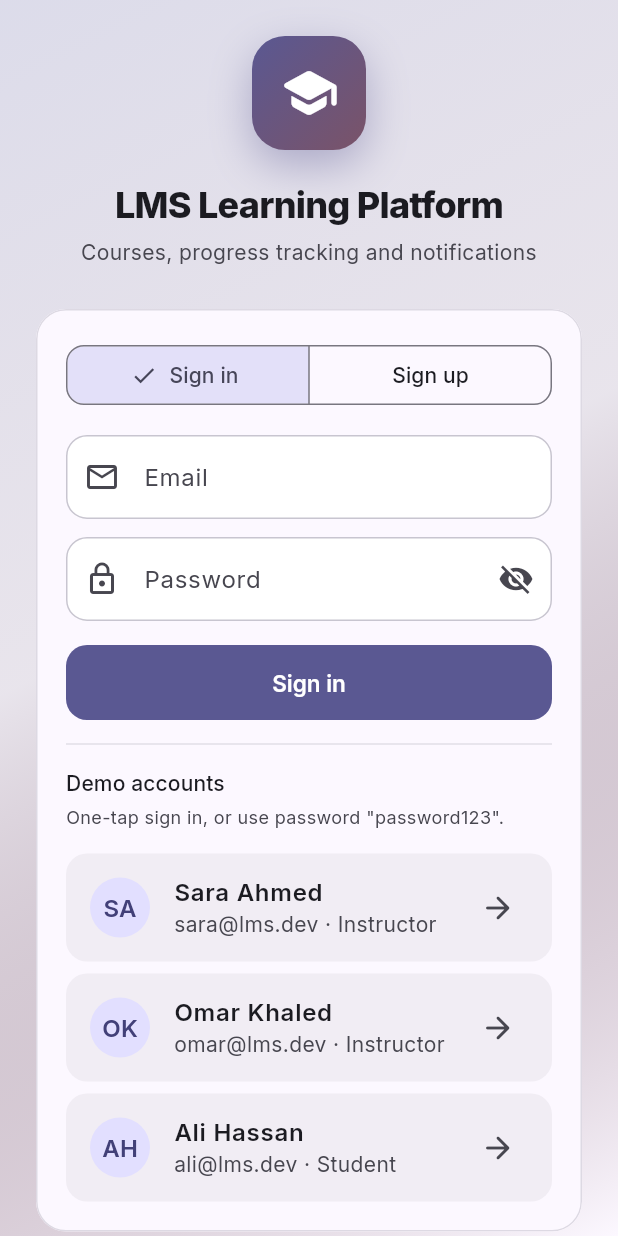
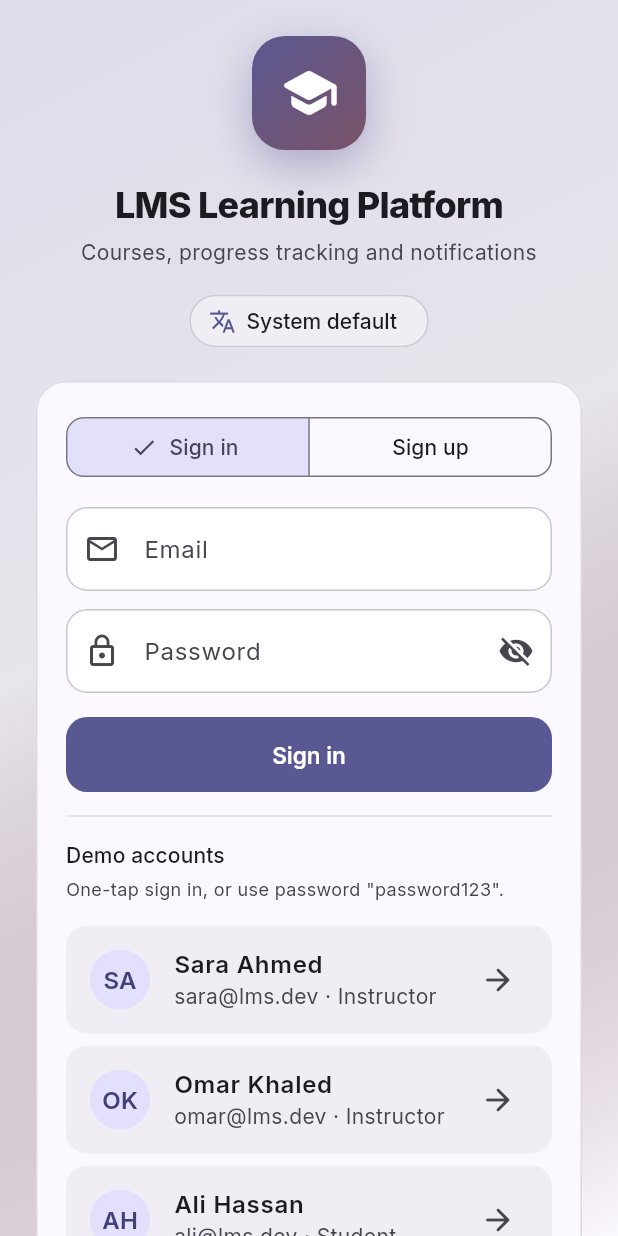
Before and after one commit to ahmdmero2022/LmsApp, a Flutter app: the screen it shows after launch, on a phone screen of 412 x 824 dp. Run offline on Flutter 3.47's test engine with Material 3 defaults, Android fonts, the phone set to English and light mode, and no system bars; our stand-ins replace google_fonts, sembast, sembast_web, web; missing offline and left inert: dart:js_interop, dart:ui_web; accounts and stored records are empty.

Commit message:
Add multi-language (English/Arabic) support with RTL layout
Co-Authored-By: ahmed mohsen <ahmdmero2022@gmail.com>

```diff
--- a/lib/data/database.dart
+++ b/lib/data/database.dart
@@ -27,6 +27,8 @@ class AppDatabase {
       stringMapStoreFactory.store('discussions');
   final StoreRef<String, Map<String, Object?>> notes =
       stringMapStoreFactory.store('notes');
+  final StoreRef<String, Map<String, Object?>> settings =
+      stringMapStoreFactory.store('settings');
 
   Future<Database> get database async {
     return _db ??= await databaseFactoryWeb.openDatabase(_dbName);
--- a/lib/data/repositories.dart
+++ b/lib/data/repositories.dart
@@ -203,3 +203,28 @@ class ActivityRepository {
     await _db.activity.record(day.id).put(db, day.toMap());
   }
 }
+
+/// Persists small app-wide preferences (e.g. selected language) as a single
+/// key/value record.
+class SettingsRepository {
+  static const String _key = 'app';
+
+  final AppDatabase _db;
+  SettingsRepository(this._db);
+
+  Future<String?> getString(String field) async {
+    final db = await _db.database;
+    final record = await _db.settings.record(_key).get(db);
+    final value = record?[field];
+    return value is String ? value : null;
+  }
+
+  Future<void> setString(String field, String? value) async {
+    final db = await _db.database;
+    if (value == null) {
+      await _db.settings.record(_key).update(db, {field: FieldValue.delete});
+    } else {
+      await _db.settings.record(_key).put(db, {field: value}, merge: true);
+    }
+  }
+}
--- /dev/null
+++ b/lib/l10n/app_localizations.dart
@@ -0,0 +1,179 @@
+import 'package:flutter/material.dart';
+
+/// Lightweight, code-based localization for the app. Strings are looked up by
+/// key from per-locale maps; missing keys fall back to English, then to the key
+/// itself, so the UI never renders blank.
+class AppLocalizations {
+  final Locale locale;
+
+  const AppLocalizations(this.locale);
+
+  static const List<Locale> supportedLocales = [
+    Locale('en'),
+    Locale('ar'),
+  ];
+
+  static const LocalizationsDelegate<AppLocalizations> delegate =
+      _AppLocalizationsDelegate();
+
+  static AppLocalizations of(BuildContext context) =>
+      Localizations.of<AppLocalizations>(context, AppLocalizations) ??
+      const AppLocalizations(Locale('en'));
+
+  /// Human-readable name for a supported [languageCode], in its own script.
+  static String languageName(String languageCode) {
+    switch (languageCode) {
+      case 'ar':
+        return 'العربية';
+      case 'en':
+      default:
+        return 'English';
+    }
+  }
+
+  String t(String key) {
+    final byLocale = _localized[locale.languageCode] ?? _localized['en']!;
+    return byLocale[key] ?? _localized['en']![key] ?? key;
+  }
+
+  // Navigation
+  String get navCatalog => t('navCatalog');
+  String get navTeaching => t('navTeaching');
+  String get navMyLearning => t('navMyLearning');
+  String get navNotifications => t('navNotifications');
+  String get navProfile => t('navProfile');
+
+  // App / login
+  String get appTitle => t('appTitle');
+  String get appTagline => t('appTagline');
+  String get signIn => t('signIn');
+  String get signUp => t('signUp');
+  String get email => t('email');
+  String get password => t('password');
+  String get name => t('name');
+  String get role => t('role');
+  String get student => t('student');
+  String get instructor => t('instructor');
+  String get demoAccounts => t('demoAccounts');
+
+  // Profile / settings
+  String get profile => t('profile');
+  String get coursesTaught => t('coursesTaught');
+  String get coursesEnrolled => t('coursesEnrolled');
+  String get unreadNotifications => t('unreadNotifications');
+  String get achievements => t('achievements');
+  String get changePassword => t('changePassword');
+  String get signOut => t('signOut');
+  String get language => t('language');
+  String get systemDefault => t('systemDefault');
+
+  // Catalog / notifications
+  String get catalog => t('catalog');
+  String get searchCourses => t('searchCourses');
+  String get allCategories => t('allCategories');
+  String get notifications => t('notifications');
+  String get noNotifications => t('noNotifications');
+
+  // Common
+  String get cancel => t('cancel');
+  String get save => t('save');
+
+  static const Map<String, Map<String, String>> _localized = {
+    'en': {
+      'navCatalog': 'Catalog',
+      'navTeaching': 'Teaching',
+      'navMyLearning': 'My Learning',
+      'navNotifications': 'Notifications',
+      'navProfile': 'Profile',
+      'appTitle': 'LMS Learning Platform',
+      'appTagline': 'Courses, progress tracking and notifications',
+      'signIn': 'Sign in',
+      'signUp': 'Sign up',
+      'email': 'Email',
+      'password': 'Password',
+      'name': 'Name',
+      'role': 'Role',
+      'student': 'Student',
+      'instructor': 'Instructor',
+      'fullName': 'Full name',
+      'confirmPassword': 'Confirm password',
+      'createAccount': 'Create account',
+      'demoAccounts': 'Demo accounts',
+      'oneTapHint': 'One-tap sign in, or use password',
+      'profile': 'Profile',
+      'coursesTaught': 'Courses taught',
+      'coursesEnrolled': 'Courses enrolled',
+      'unreadNotifications': 'Unread notifications',
+      'achievements': 'Achievements',
+      'changePassword': 'Change password',
+      'signOut': 'Sign out',
+      'language': 'Language',
+      'systemDefault': 'System default',
+      'catalog': 'Course Catalog',
+      'searchCourses': 'Search courses...',
+      'allCategories': 'All',
+      'noCoursesMatch': 'No courses match your search.',
+      'notifications': 'Notifications',
+      'noNotifications': 'No notifications yet',
+      'markAllRead': 'Mark all read',
+      'cancel': 'Cancel',
+      'save': 'Save',
+    },
+    'ar': {
+      'navCatalog': 'الدورات',
+      'navTeaching': 'التدريس',
+      'navMyLearning': 'تعلّمي',
+      'navNotifications': 'الإشعارات',
+      'navProfile': 'الملف الشخصي',
+      'appTitle': 'منصة التعلّم LMS',
+      'appTagline': 'الدورات وتتبّع التقدّم والإشعارات',
+      'signIn': 'تسجيل الدخول',
+      'signUp': 'إنشاء حساب',
+      'email': 'البريد الإلكتروني',
+      'password': 'كلمة المرور',
+      'name': 'الاسم',
+      'role': 'الدور',
+      'student': 'طالب',
+      'instructor': 'مدرّس',
+      'fullName': 'الاسم الكامل',
+      'confirmPassword': 'تأكيد كلمة المرور',
+      'createAccount': 'إنشاء حساب',
+      'demoAccounts': 'حسابات تجريبية',
+      'oneTapHint': 'تسجيل دخول بنقرة واحدة، أو استخدم كلمة المرور',
+      'profile': 'الملف الشخصي',
+      'coursesTaught': 'الدورات التي تُدرّسها',
+      'coursesEnrolled': 'الدورات المسجّلة',
+      'unreadNotifications': 'إشعارات غير مقروءة',
+      'achievements': 'الإنجازات',
+      'changePassword': 'تغيير كلمة المرور',
+      'signOut': 'تسجيل الخروج',
+      'language': 'اللغة',
+      'systemDefault': 'لغة النظام',
+      'catalog': 'دليل الدورات',
+      'searchCourses': 'ابحث عن الدورات...',
+      'allCategories': 'الكل',
+      'noCoursesMatch': 'لا توجد دورات مطابقة لبحثك.',
+      'notifications': 'الإشعارات',
+      'noNotifications': 'لا توجد إشعارات بعد',
+      'markAllRead': 'تعليم الكل كمقروء',
+      'cancel': 'إلغاء',
+      'save': 'حفظ',
+    },
+  };
+}
+
+class _AppLocalizationsDelegate
+    extends LocalizationsDelegate<AppLocalizations> {
+  const _AppLocalizationsDelegate();
+
+  @override
+  bool isSupported(Locale locale) => AppLocalizations.supportedLocales
+      .any((l) => l.languageCode == locale.languageCode);
+
+  @override
+  Future<AppLocalizations> load(Locale locale) async =>
+      AppLocalizations(locale);
+
+  @override
+  bool shouldReload(_AppLocalizationsDelegate old) => false;
+}
--- a/lib/main.dart
+++ b/lib/main.dart
@@ -1,6 +1,8 @@
 import 'package:flutter/material.dart';
+import 'package:flutter_localizations/flutter_localizations.dart';
 import 'package:provider/provider.dart';
 
+import 'l10n/app_localizations.dart';
 import 'screens/auth/login_screen.dart';
 import 'screens/home/root_shell.dart';
 import 'state/app_state.dart';
@@ -17,13 +19,23 @@ class LmsApp extends StatelessWidget {
   Widget build(BuildContext context) {
     return ChangeNotifierProvider(
       create: (_) => AppState()..init(),
-      child: MaterialApp(
+      child: Consumer<AppState>(
+        builder: (context, state, _) => MaterialApp(
           title: 'LMS',
           debugShowCheckedModeBanner: false,
           theme: buildAppTheme(),
           darkTheme: buildDarkTheme(),
           themeMode: ThemeMode.system,
+          locale: state.locale,
+          supportedLocales: AppLocalizations.supportedLocales,
+          localizationsDelegates: const [
+            AppLocalizations.delegate,
+            GlobalMaterialLocalizations.delegate,
+            GlobalWidgetsLocalizations.delegate,
+            GlobalCupertinoLocalizations.delegate,
+          ],
           home: const _AppEntry(),
+        ),
       ),
     );
   }
--- a/lib/screens/auth/login_screen.dart
+++ b/lib/screens/auth/login_screen.dart
@@ -2,6 +2,7 @@ import 'package:flutter/material.dart';
 import 'package:provider/provider.dart';
 
 import '../../data/seed.dart';
+import '../../l10n/app_localizations.dart';
 import '../../models/user.dart';
 import '../../state/app_state.dart';
 
@@ -11,6 +12,7 @@ class LoginScreen extends StatelessWidget {
   @override
   Widget build(BuildContext context) {
     final scheme = Theme.of(context).colorScheme;
+    final l10n = AppLocalizations.of(context);
     return Scaffold(
       body: DecoratedBox(
         decoration: BoxDecoration(
@@ -62,7 +64,7 @@ class LoginScreen extends StatelessWidget {
                   ),
                   const SizedBox(height: 20),
                   Text(
-                    'LMS Learning Platform',
+                    l10n.appTitle,
                     textAlign: TextAlign.center,
                     style: Theme.of(context).textTheme.headlineSmall?.copyWith(
                           fontWeight: FontWeight.w800,
@@ -70,11 +72,13 @@ class LoginScreen extends StatelessWidget {
                   ),
                   const SizedBox(height: 6),
                   Text(
-                    'Courses, progress tracking and notifications',
+                    l10n.appTagline,
                     textAlign: TextAlign.center,
                     style: TextStyle(color: scheme.onSurfaceVariant),
                   ),
-                  const SizedBox(height: 28),
+                  const SizedBox(height: 12),
+                  const Center(child: _LanguageMenuButton()),
+                  const SizedBox(height: 16),
                   const _LoginCard(),
                 ],
               ),
@@ -169,6 +173,7 @@ class _LoginCardState extends State<_LoginCard> {
   @override
   Widget build(BuildContext context) {
     final state = context.watch<AppState>();
+    final l10n = AppLocalizations.of(context);
     return Card(
       child: Padding(
         padding: const EdgeInsets.all(20),
@@ -176,9 +181,9 @@ class _LoginCardState extends State<_LoginCard> {
           crossAxisAlignment: CrossAxisAlignment.stretch,
           children: [
             SegmentedButton<bool>(
-              segments: const [
-                ButtonSegment(value: false, label: Text('Sign in')),
-                ButtonSegment(value: true, label: Text('Sign up')),
+              segments: [
+                ButtonSegment(value: false, label: Text(l10n.signIn)),
+                ButtonSegment(value: true, label: Text(l10n.signUp)),
               ],
               selected: {_registerMode},
               onSelectionChanged: (s) =>
@@ -188,9 +193,9 @@ class _LoginCardState extends State<_LoginCard> {
             if (_registerMode) ...[
               TextField(
                 controller: _nameCtrl,
-                decoration: const InputDecoration(
-                  labelText: 'Full name',
-                  prefixIcon: Icon(Icons.person_outline),
+                decoration: InputDecoration(
+                  labelText: l10n.t('fullName'),
+                  prefixIcon: const Icon(Icons.person_outline),
                 ),
               ),
               const SizedBox(height: 12),
@@ -198,9 +203,9 @@ class _LoginCardState extends State<_LoginCard> {
             TextField(
               controller: _emailCtrl,
               keyboardType: TextInputType.emailAddress,
-              decoration: const InputDecoration(
-                labelText: 'Email',
-                prefixIcon: Icon(Icons.email_outlined),
+              decoration: InputDecoration(
+                labelText: l10n.email,
+                prefixIcon: const Icon(Icons.email_outlined),
               ),
               onSubmitted: (_) => _submit(),
             ),
@@ -209,7 +214,7 @@ class _LoginCardState extends State<_LoginCard> {
               controller: _passwordCtrl,
               obscureText: _obscure,
               decoration: InputDecoration(
-                labelText: 'Password',
+                labelText: l10n.password,
                 prefixIcon: const Icon(Icons.lock_outline),
                 suffixIcon: IconButton(
                   icon: Icon(
@@ -225,24 +230,24 @@ class _LoginCardState extends State<_LoginCard> {
               TextField(
                 controller: _confirmCtrl,
                 obscureText: _obscure,
-                decoration: const InputDecoration(
-                  labelText: 'Confirm password',
-                  prefixIcon: Icon(Icons.lock_outline),
+                decoration: InputDecoration(
+                  labelText: l10n.t('confirmPassword'),
+                  prefixIcon: const Icon(Icons.lock_outline),
                 ),
                 onSubmitted: (_) => _submit(),
               ),
               const SizedBox(height: 12),
               SegmentedButton<UserRole>(
-                segments: const [
+                segments: [
                   ButtonSegment(
                     value: UserRole.student,
-                    label: Text('Student'),
-                    icon: Icon(Icons.menu_book),
+                    label: Text(l10n.student),
+                    icon: const Icon(Icons.menu_book),
                   ),
                   ButtonSegment(
                     value: UserRole.instructor,
-                    label: Text('Instructor'),
-                    icon: Icon(Icons.co_present),
+                    label: Text(l10n.instructor),
+                    icon: const Icon(Icons.co_present),
                   ),
                 ],
                 selected: {_role},
@@ -259,17 +264,17 @@ class _LoginCardState extends State<_LoginCard> {
             const SizedBox(height: 16),
             FilledButton(
               onPressed: _busy ? null : _submit,
-              child: Text(_registerMode ? 'Create account' : 'Sign in'),
+              child: Text(_registerMode ? l10n.t('createAccount') : l10n.signIn),
             ),
             if (!_registerMode) ...[
               const Divider(height: 32),
               Text(
-                'Demo accounts',
+                l10n.demoAccounts,
                 style: Theme.of(context).textTheme.labelLarge,
               ),
               const SizedBox(height: 4),
               Text(
-                'One-tap sign in, or use password "$kDemoPassword".',
+                '${l10n.t('oneTapHint')} "$kDemoPassword".',
                 style: TextStyle(
                   color: Theme.of(context).colorScheme.onSurfaceVariant,
                   fontSize: 12,
@@ -312,3 +317,34 @@ class _LoginCardState extends State<_LoginCard> {
     );
   }
 }
+
+/// A compact language picker shown on the login screen so the UI language can
+/// be changed before signing in.
+class _LanguageMenuButton extends StatelessWidget {
+  const _LanguageMenuButton();
+
+  @override
+  Widget build(BuildContext context) {
+    final state = context.watch<AppState>();
+    final l10n = AppLocalizations.of(context);
+    final label = state.locale == null
+        ? l10n.systemDefault
+        : AppLocalizations.languageName(state.locale!.languageCode);
+    return PopupMenuButton<String>(
+      onSelected: (value) =>
+          state.setLocale(value == 'system' ? null : Locale(value)),
+      itemBuilder: (context) => [
+        PopupMenuItem(value: 'system', child: Text(l10n.systemDefault)),
+        for (final locale in AppLocalizations.supportedLocales)
+          PopupMenuItem(
+            value: locale.languageCode,
+            child: Text(AppLocalizations.languageName(locale.languageCode)),
+          ),
+      ],
+      child: Chip(
+        avatar: const Icon(Icons.translate, size: 18),
+        label: Text(label),
+      ),
+    );
+  }
+}
--- a/lib/state/app_state.dart
+++ b/lib/state/app_state.dart
@@ -1,4 +1,4 @@
-import 'package:flutter/foundation.dart';
+import 'package:flutter/material.dart';
 
 import '../data/database.dart';
 import '../data/repositories.dart';
@@ -28,6 +28,7 @@ class AppState extends ChangeNotifier {
   final ActivityRepository _activity;
   final DiscussionRepository _discussions;
   final NoteRepository _notes;
+  final SettingsRepository _settings;
 
   AppState({
     UserRepository? users,
@@ -38,6 +39,7 @@ class AppState extends ChangeNotifier {
     ActivityRepository? activity,
     DiscussionRepository? discussions,
     NoteRepository? notes,
+    SettingsRepository? settings,
   })  : _users = users ?? UserRepository(AppDatabase.instance),
         _courses = courses ?? CourseRepository(AppDatabase.instance),
         _enrollments =
@@ -48,7 +50,10 @@ class AppState extends ChangeNotifier {
         _activity = activity ?? ActivityRepository(AppDatabase.instance),
         _discussions =
             discussions ?? DiscussionRepository(AppDatabase.instance),
-        _notes = notes ?? NoteRepository(AppDatabase.instance);
+        _notes = notes ?? NoteRepository(AppDatabase.instance),
+        _settings = settings ?? SettingsRepository(AppDatabase.instance);
+
+  static const String _localeSettingKey = 'localeCode';
 
   bool _loading = true;
   bool get loading => _loading;
@@ -67,6 +72,11 @@ class AppState extends ChangeNotifier {
   List<DiscussionPost> _allDiscussions = [];
   List<LessonNote> _allNotes = [];
 
+  Locale? _locale;
+
+  /// The user-selected UI locale, or null to follow the device setting.
+  Locale? get locale => _locale;
+
   List<AppUser> get allUsers => List.unmodifiable(_allUsers);
   List<Course> get courses => List.unmodifiable(_allCourses);
 
@@ -81,8 +91,17 @@ class AppState extends ChangeNotifier {
     );
     await seeder.seedIfEmpty();
     await seeder.backfillDemoPasswords();
+    final code = await _settings.getString(_localeSettingKey);
+    _locale = code == null ? null : Locale(code);
     await _reloadAll();
     _loading = false;
+    notifyListeners();
+  }
+
+  /// Sets the active locale (null follows the device) and persists the choice.
+  Future<void> setLocale(Locale? locale) async {
+    _locale = locale;
+    await _settings.setString(_localeSettingKey, locale?.languageCode);
     notifyListeners();
   }
 
--- a/pubspec.yaml
+++ b/pubspec.yaml
@@ -30,6 +30,8 @@ environment:
 dependencies:
   flutter:
     sdk: flutter
+  flutter_localizations:
+    sdk: flutter
 
   # The following adds the Cupertino Icons font to your application.
   # Use with the CupertinoIcons class for iOS style icons.
@@ -38,7 +40,7 @@ dependencies:
   sembast: ^3.8.9+1
   sembast_web: ^2.4.5+1
   uuid: ^4.6.0
-  intl: ^0.20.3
+  intl: ^0.20.2
   url_launcher: ^6.3.2
   web: ^1.1.1
   google_fonts: ^8.2.0
```
Also changed, not shown: lib/screens/catalog/catalog_screen.dart (+11 -9 lines), lib/screens/home/root_shell.dart (+28 -18 lines), lib/screens/notifications/notifications_screen.dart (+5 -3 lines), lib/screens/profile/profile_screen.dart (+63 -7 lines), pubspec.lock, 1 other file. Lines whose indentation alone changed are shown as unchanged.
